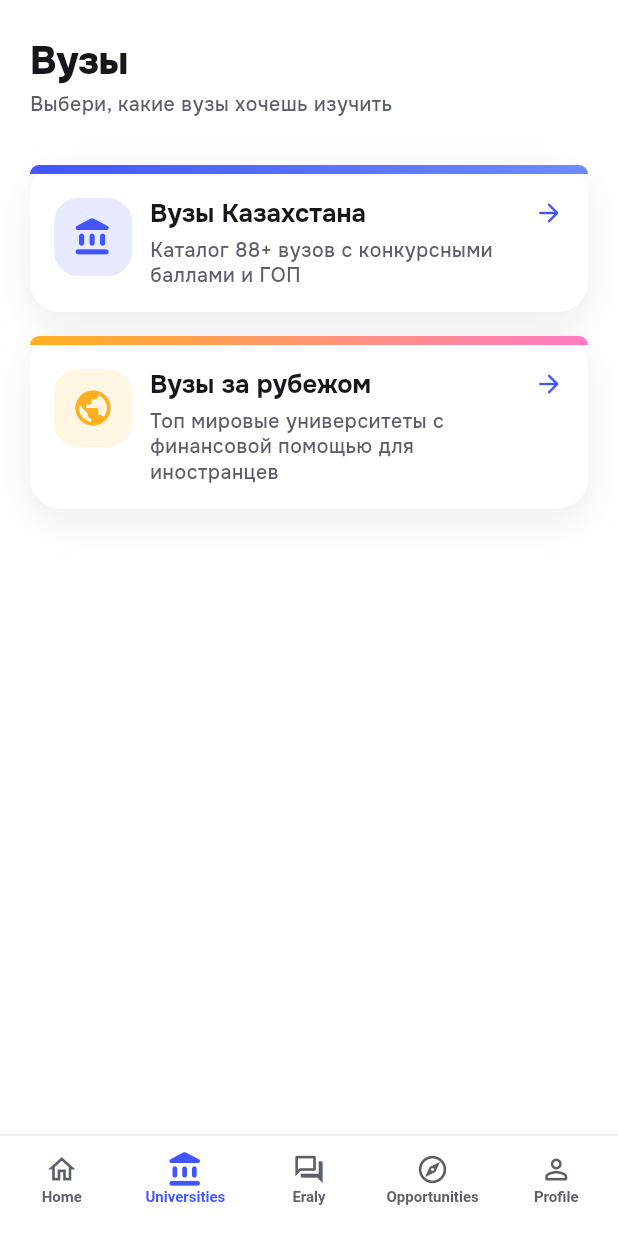
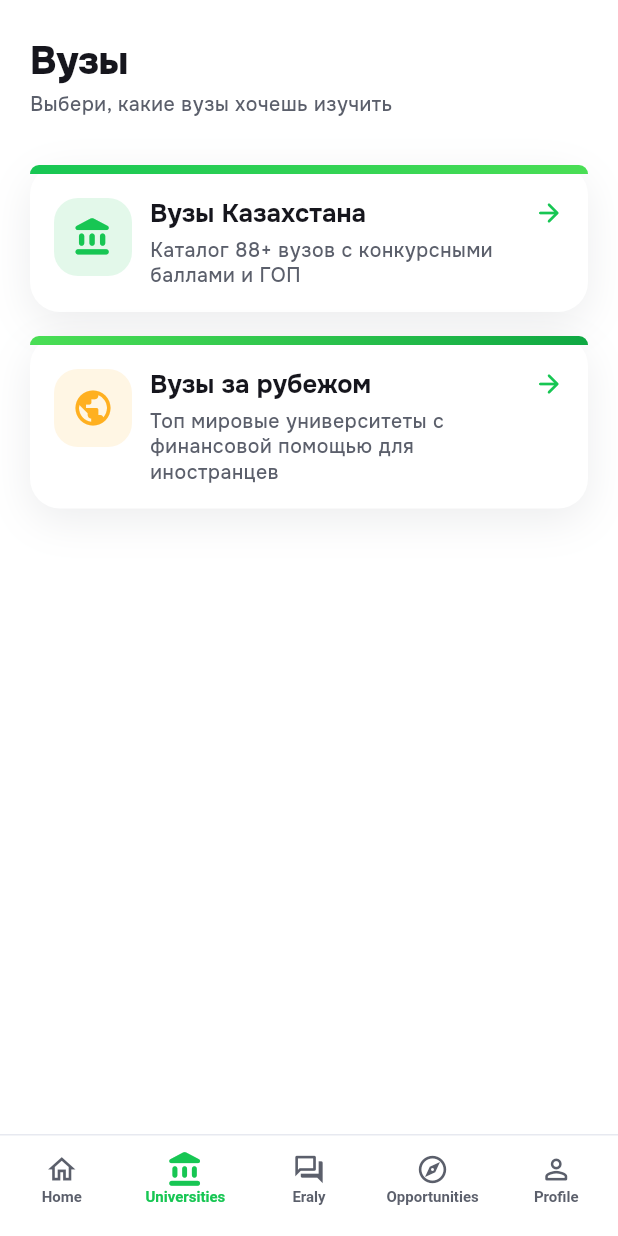
Before and after one commit to frsanzhar/AdmityApp, a Flutter app: the UniversitiesHubScreen screen opened by its route, on a phone screen of 412 x 824 dp. Run offline on Flutter 3.47's test engine with Material 3 defaults, Android fonts, the phone set to English and light mode, and no system bars; drawn by our look-alikes of flutter_animate; our stand-ins replace file_picker, flutter_local_notifications, flutter_riverpod, go_router, google_fonts, google_sign_in and 8 more; accounts and stored records are empty.

Commit message:
v1.1 polish: bright green palette, fix add-buttons overflow, remove empty-day label
- AppColors.primary cobalt → bright green 0xFF17C653 (+primaryDark, ctaGradient, hub/detail gradients)
- Home add-buttons: короткие подписи «Событие»/«Задача» — убран RIGHT OVERFLOWED BY 28 PIXELS
- Убрана заглушка «Событий и задач нет.» между датой и кнопками
- University/abroad photos: 60 verified campuses + 20 dorms (Wikipedia/Commons)
- Tests updated, 399 green

Co-Authored-By: Claude Fable 5 <noreply@anthropic.com>

```diff
--- a/lib/core/theme/app_colors.dart
+++ b/lib/core/theme/app_colors.dart
@@ -7,11 +7,11 @@ import 'package:flutter/material.dart';
 abstract final class AppColors {
   // ── Brand ──────────────────────────────────────────────────────────────────
 
-  /// Cobalt — primary accent, active tab indicator.
-  static const primary = Color(0xFF4255FF);
+  /// Bright brand green — primary accent, active tab indicator.
+  static const primary = Color(0xFF17C653);
 
   /// Pressed / dark variant of [primary].
-  static const primaryDark = Color(0xFF2B3CC9);
+  static const primaryDark = Color(0xFF0FA843);
 
   /// Dark navy — used for 3D illustration edges.
   static const navyDeep = Color(0xFF14246B);
@@ -58,11 +58,11 @@ abstract final class AppColors {
 
   /// Four-stop gradient for featured CTA buttons
   /// (Jump ahead / Start the Lesson / lesson completion).
-  /// Direction: left → right (blue → purple → pink → orange).
+  /// Direction: left → right (lime → bright green → deep green).
   static const ctaGradient = <Color>[
-    Color(0xFF6E8BFF),
-    Color(0xFFB07BFF),
-    Color(0xFFFF7BC4),
-    Color(0xFFFFB14E),
+    Color(0xFFA5E93C),
+    Color(0xFF4ADE55),
+    Color(0xFF17C653),
+    Color(0xFF0FA843),
   ];
 }
--- a/lib/features/universities/presentation/universities_hub_screen.dart
+++ b/lib/features/universities/presentation/universities_hub_screen.dart
@@ -58,7 +58,7 @@ class UniversitiesHubScreen extends StatelessWidget {
               subtitle: 'Каталог 88+ вузов с конкурсными баллами и ГОП',
               icon: Icons.account_balance_rounded,
               iconColor: AppColors.primary,
-              gradientColors: const [Color(0xFF4255FF), Color(0xFF6E8BFF)],
+              gradientColors: const [Color(0xFF17C653), Color(0xFF4ADE55)],
               onTap: () => context.push('/uni-kz'),
             ),
             SizedBox(height: tokens.gapLg),
@@ -68,7 +68,7 @@ class UniversitiesHubScreen extends StatelessWidget {
                   'Топ мировые университеты с финансовой помощью для иностранцев',
               icon: Icons.public_rounded,
               iconColor: AppColors.goldKey,
-              gradientColors: const [Color(0xFFFFB020), Color(0xFFFF7BC4)],
+              gradientColors: const [Color(0xFF4ADE55), Color(0xFF0FA843)],
               onTap: () => context.push('/uni-abroad'),
             ),
             SizedBox(height: tokens.gapXl),
--- a/lib/features/universities/presentation/university_catalog_detail_screen.dart
+++ b/lib/features/universities/presentation/university_catalog_detail_screen.dart
@@ -1902,7 +1902,7 @@ class _MessageState extends StatelessWidget {
 List<Color> _heroGradient(UniversityType? type) {
   switch (type) {
     case UniversityType.national:
-      return const [Color(0xFF4255FF), Color(0xFF6E8BFF)];
+      return const [Color(0xFF17C653), Color(0xFF4ADE55)];
     case UniversityType.autonomous:
       return const [Color(0xFF12B76A), Color(0xFF45D496)];
     case UniversityType.international:
```
Also changed, not shown: lib/features/home/presentation/home_screen.dart (+6 -14 lines), 2 other files.
